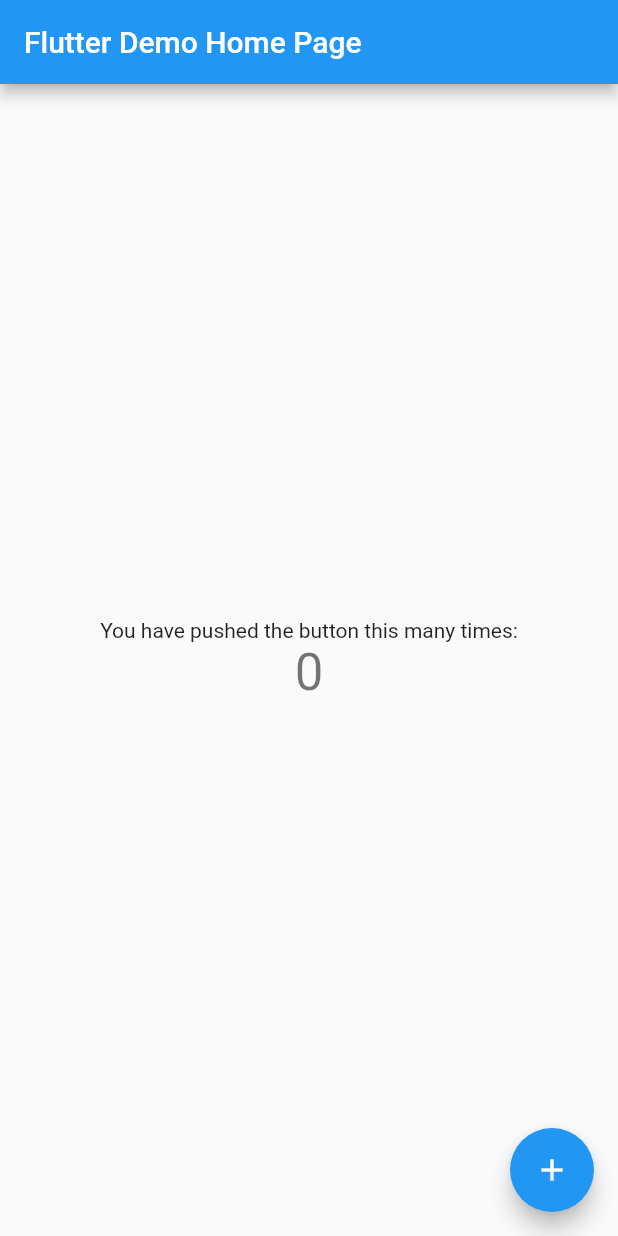
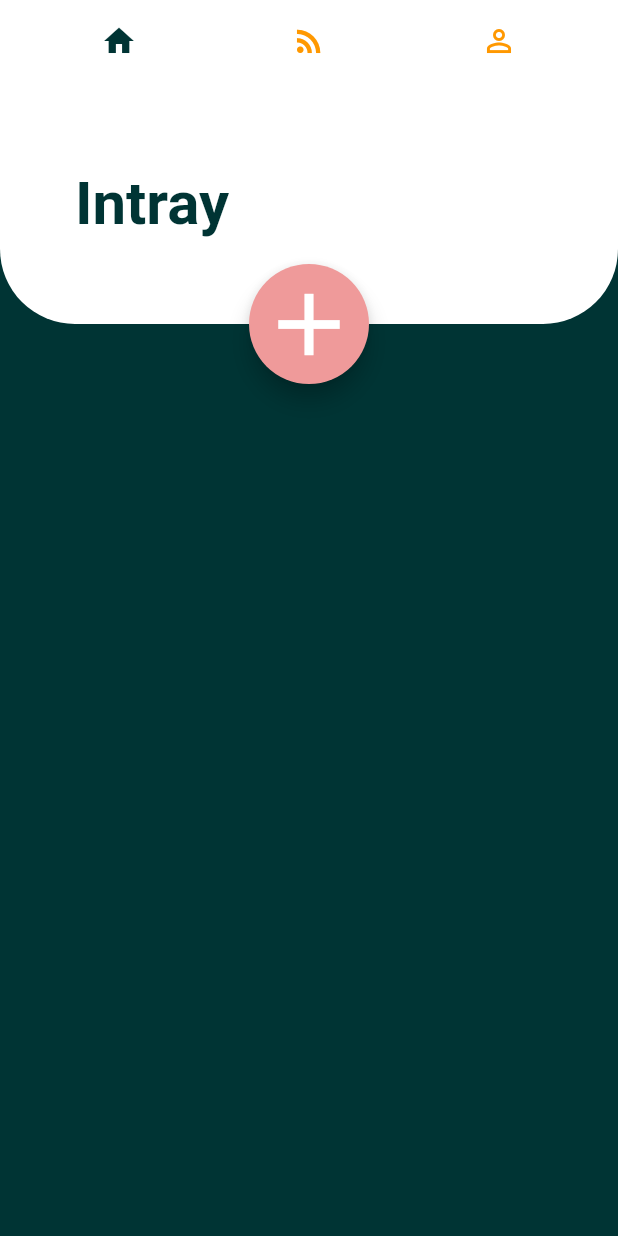
Before and after one commit to flaneuring/Flutter_project, a Flutter app: the screen it shows after launch, on a phone screen of 412 x 824 dp. Run offline on Flutter 3.47's test engine with Material 2 defaults, Android fonts, the phone set to English and light mode, and no system bars; Roboto replaces fonts that are missing (Avenir).

Commit message:
Create Intray bar and button #2

```diff
--- a/App/todoapp/lib/main.dart
+++ b/App/todoapp/lib/main.dart
@@ -1,4 +1,5 @@
 import 'package:flutter/material.dart';
+import 'models/global.dart';
 
 void main() => runApp(MyApp());
 
@@ -7,7 +8,7 @@
   @override
   Widget build(BuildContext context) {
     return MaterialApp(
-      title: 'Flutter Demo',
+      title: 'ToDO App',
       theme: ThemeData(
         // This is the theme of your application.
         //
@@ -20,7 +21,7 @@
         // is not restarted.
         primarySwatch: Colors.blue,
       ),
-      home: MyHomePage(title: 'Flutter Demo Home Page'),
+      home: MyHomePage(title: 'ToDo App'),
     );
   }
 }
@@ -44,18 +45,7 @@
 }
 
 class _MyHomePageState extends State<MyHomePage> {
-  int _counter = 0;
 
-  void _incrementCounter() {
-    setState(() {
-      // This call to setState tells the Flutter framework that something has
-      // changed in this State, which causes it to rerun the build method below
-      // so that the display can reflect the updated values. If we changed
-      // _counter without calling setState(), then the build method would not be
-      // called again, and so nothing would appear to happen.
-      _counter++;
-    });
-  }
 
   @override
   Widget build(BuildContext context) {
@@ -65,47 +55,83 @@
     // The Flutter framework has been optimized to make rerunning build methods
     // fast, so that you can just rebuild anything that needs updating rather
     // than having to individually change instances of widgets.
-    return Scaffold(
-      appBar: AppBar(
-        // Here we take the value from the MyHomePage object that was created by
-        // the App.build method, and use it to set our appbar title.
-        title: Text(widget.title),
-      ),
-      body: Center(
-        // Center is a layout widget. It takes a single child and positions it
-        // in the middle of the parent.
-        child: Column(
-          // Column is also a layout widget. It takes a list of children and
-          // arranges them vertically. By default, it sizes itself to fit its
-          // children horizontally, and tries to be as tall as its parent.
-          //
-          // Invoke "debug painting" (press "p" in the console, choose the
-          // "Toggle Debug Paint" action from the Flutter Inspector in Android
-          // Studio, or the "Toggle Debug Paint" command in Visual Studio Code)
-          // to see the wireframe for each widget.
-          //
-          // Column has various properties to control how it sizes itself and
-          // how it positions its children. Here we use mainAxisAlignment to
-          // center the children vertically; the main axis here is the vertical
-          // axis because Columns are vertical (the cross axis would be
-          // horizontal).
-          mainAxisAlignment: MainAxisAlignment.center,
-          children: <Widget>[
-            Text(
-              'You have pushed the button this many times:',
+    return MaterialApp(
+        color: Colors.yellow,
+        home: SafeArea(
+                  child: DefaultTabController(
+            length: 3,
+            child: new Scaffold(
+              body: Stack(
+                  children: <Widget>[
+                    TabBarView(
+                  children: [
+                    new Container(
+                      color: tealColor,
+                    ),
+                    new Container(color: Colors.orange,),
+                    new Container(
+                      color: Colors.lightGreen,
+                    ),
+                  ],
+                ),
+                Container(
+                  padding: EdgeInsets.only(left:50),
+                  height: 160,
+                  decoration: BoxDecoration(
+                    borderRadius: BorderRadius.only(
+                      bottomLeft: Radius.circular(50),
+                      bottomRight: Radius.circular(50)
+                      ),
+                      color: Colors.white,
+                  ),
+                  child: Row(
+                    mainAxisAlignment: MainAxisAlignment.spaceBetween,
+                    children: <Widget>[
+                      Text("Intray", style: intrayTitleStyle,),
+                      Container()
+                    ],
+                  )
+                ),
+                Container(
+                  height: 80,
+                  width: 80,
+                  margin: EdgeInsets.only(top: 120, left: MediaQuery.of(context).size.width*0.5 - 40),
+                  child: FloatingActionButton(
+                    child: Icon(Icons.add, size:70,),
+                    backgroundColor: Colors.red[200],
+                    onPressed: () {},
+                  ),
+                )
+                ]
+              ),
+              appBar: AppBar(
+                elevation: 0,
+                  title: new TabBar(
+                  tabs: [
+                    Tab(
+                      icon: new Icon(Icons.home),
+                    ),
+                    Tab(
+                      icon: new Icon(Icons.rss_feed),
+                    ),
+                    Tab(
+                      icon: new Icon(Icons.perm_identity),
+                    ),
+                  ],
+                  labelColor: tealColor,
+                  unselectedLabelColor: Colors.orange,
+                  indicatorSize: TabBarIndicatorSize.label,
+                  indicatorPadding: EdgeInsets.all(5.0),
+                  indicatorColor: Colors.transparent,
+                ),
+                backgroundColor: Colors.white,
+              ),
+
+
+              backgroundColor: Colors.orange,
             ),
-            Text(
-              '$_counter',
-              style: Theme.of(context).textTheme.display1,
-            ),
-          ],
+          ),
         ),
-      ),
-      floatingActionButton: FloatingActionButton(
-        onPressed: _incrementCounter,
-        tooltip: 'Increment',
-        child: Icon(Icons.add),
-      ), // This trailing comma makes auto-formatting nicer for build methods.
     );
   }
 }
--- /dev/null
+++ b/App/todoapp/lib/models/global.dart
@@ -0,0 +1,7 @@
+import 'package:flutter/material.dart';
+
+
+Color tealColor = new Color(0xFF003434);
+
+
+TextStyle intrayTitleStyle = new TextStyle(fontFamily: 'Avenir', fontWeight: FontWeight.bold, color: tealColor, fontSize: 40);
```
